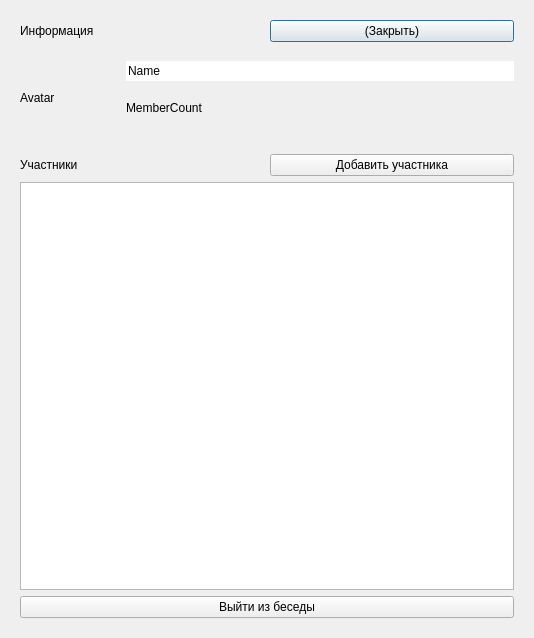
The window that ui/chatdialog.ui (Korostast/chat-database-project) describes before a commit, drawn with Qt 5.
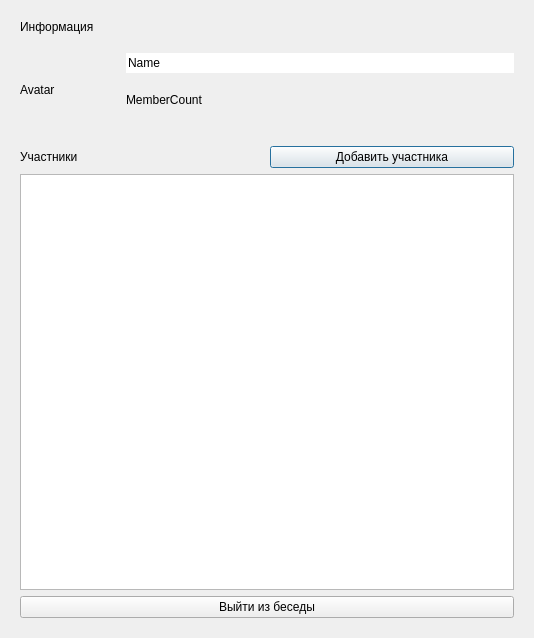
The same window after the commit. The open tabs and pages were chosen to show the change. Custom widgets are drawn as their Qt base class.

Diff of the .ui file:
```diff
--- a/ui/chatdialog.ui
+++ b/ui/chatdialog.ui
@@ -36,13 +36,6 @@
            </property>
           </widget>
          </item>
-         <item>
-          <widget class="QPushButton" name="chat_dialog_close_button">
-           <property name="text">
-            <string>(Закрыть)</string>
-           </property>
-          </widget>
-         </item>
         </layout>
        </item>
        <item>
```
Left out of the diff: 2 changed lines with no effect on the pictures.
